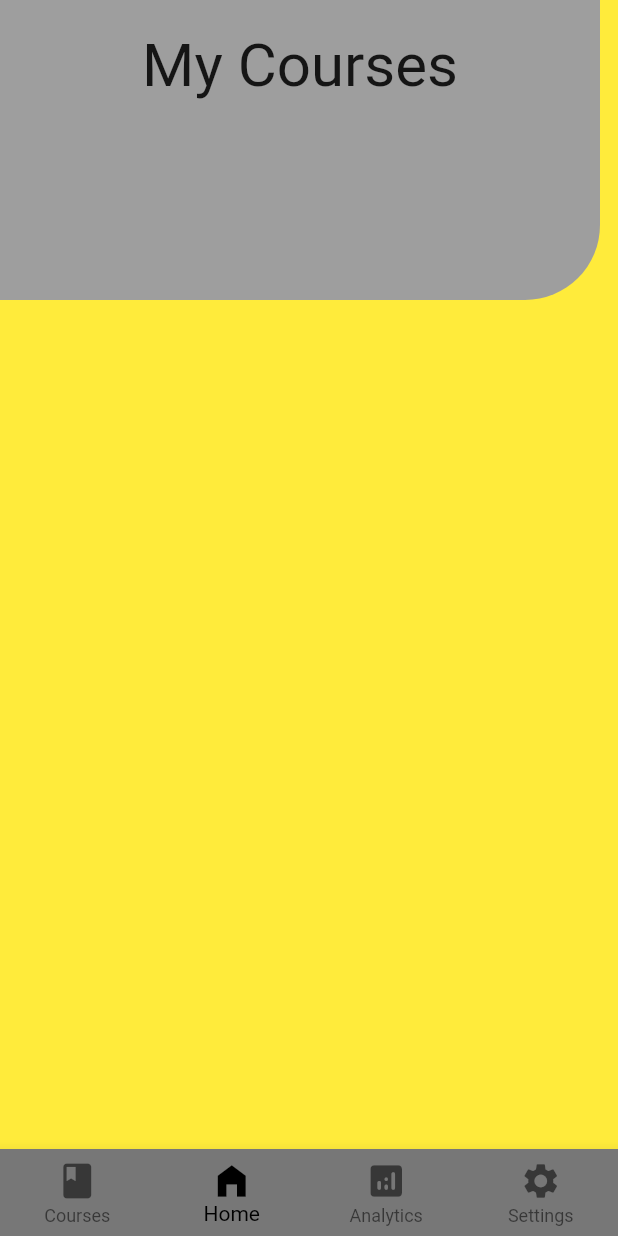
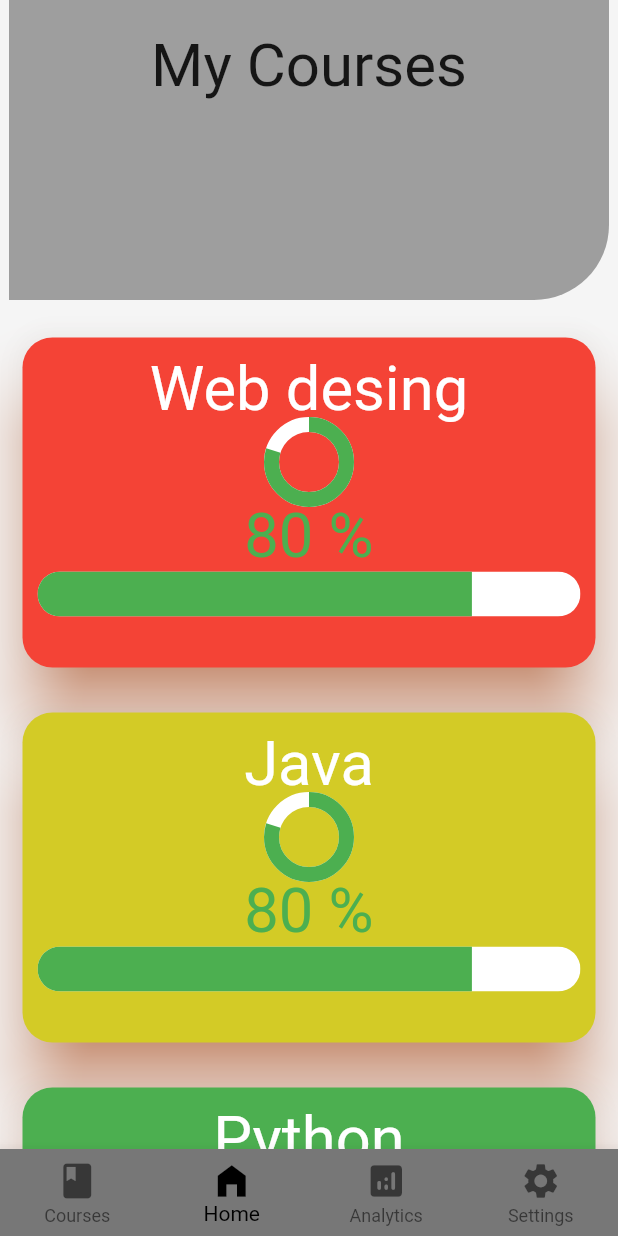
Before and after one commit to hirodori/cursoland, a Flutter app: the screen it shows after launch, swiped to page 2, on a phone screen of 412 x 824 dp. Run offline on Flutter 3.47's test engine with Material 2 defaults, Android fonts, the phone set to English and light mode, and no system bars.

Commit message:
icons in explorer_screen and progress_card

```diff
--- a/lib/modules/course.dart
+++ b/lib/modules/course.dart
@@ -1,16 +1,16 @@
 import 'package:flutter/material.dart';
 
 class Course with ChangeNotifier {
-  final String id;
-  final String name;
-  final int numberLecture;
-  final Duration timeLectures;
-  bool isFavorite;
-  bool isActive;
-  final TypeCourse typeCourse;
-  final Color cardColor;
-  final String descrpition;
-  final String teacher;
+  final String id; //ID do curso, sendo que cada um apresenta um próprio e único
+  final String name; //Nome do curso
+  final int numberLecture; //Número de aulas do curso
+  final Duration timeLectures; //Tempo do curso em horas
+  bool isFavorite; //Booleano se o curso está Favoritado
+  bool isActive; //Booleano se o curso está Ativo
+  final TypeCourse typeCourse; //Tipo do curso
+  final Color cardColor; //Cor do card do curso
+  final String descrpition; //Descrição do curso
+  final String teacher; //Professor(a) do Curso
 
   Course(
       {this.isActive = false,
--- a/lib/screens/current_courses_screen.dart
+++ b/lib/screens/current_courses_screen.dart
@@ -1,5 +1,9 @@
+import 'package:courseland/modules/provider/course_maneger.dart';
+import 'package:courseland/widgets/courses_progress_card.dart';
 import 'package:courseland/screens/courses_explorer_screen.dart';
+import 'package:courseland/widgets/courses_card.dart';
 import 'package:flutter/material.dart';
+import 'package:provider/provider.dart';
 
 /// Tela onde os cursos em andamentos sãomostrados com uma barra de progresso
 /// e tb possui filtros para a pesquisa de seus cursos
@@ -8,8 +12,11 @@ class CurrentCoursesScreen extends StatelessWidget {
 
   @override
   Widget build(BuildContext context) {
+    var courses = Provider.of<CoursesManeger>(context);
+    var coursesList = courses.courses;
+
     return Scaffold(
-      backgroundColor: Colors.yellow,
+      backgroundColor: Colors.grey.shade100,
       body: Column(children: [
         ClipRRect(
           borderRadius: BorderRadius.only(bottomRight: Radius.circular(50)),
@@ -30,7 +37,22 @@ class CurrentCoursesScreen extends StatelessWidget {
               ],
             )),
           ),
-        )
+        ),
+        Expanded(
+          child: Container(
+            margin: EdgeInsets.only(top: 10),
+            height: 500,
+            child: ListView.builder(
+              itemCount: coursesList.length,
+              itemBuilder: (context, index) => ChangeNotifierProvider.value(
+                value: coursesList[index],
+                child: ProgressCard(
+                  course: coursesList[index],
+                ),
+              ),
+            ),
+          ),
+        ),
       ]),
     );
   }
--- a/lib/widgets/courses_card.dart
+++ b/lib/widgets/courses_card.dart
@@ -33,14 +33,30 @@ class CoursesCard extends StatelessWidget {
         ),
         child: Container(
           margin: EdgeInsets.all(10),
-          height: 300,
+          height: 200,
           width: 10,
           child: Column(
             children: [
               Text(
                 course.name,
                 style: TextStyle(color: Colors.white, fontSize: 41),
-              )
+              ),
+              Row(
+                mainAxisAlignment: MainAxisAlignment.spaceEvenly,
+                children: [
+                  infoCourse(
+                    icon: Icons.book,
+                    courseInfo: course.numberLecture.toString() + ' Lectures',
+                  ),
+                  infoCourse(
+                    courseInfo:
+                        course.timeLectures.inMinutes.toString() + ' min',
+                    icon: Icons.punch_clock,
+                  ),
+                ],
+              ),
+              Text("Teacher: " + course.teacher,
+                  style: TextStyle(color: Colors.white, fontSize: 20)),
             ],
           ),
         ),
--- a/lib/widgets/courses_progress_card.dart
+++ b/lib/widgets/courses_progress_card.dart
@@ -1,12 +1,69 @@
+import 'package:courseland/modules/course.dart';
+import 'package:courseland/modules/provider/activated_courses.dart';
 import 'package:flutter/material.dart';
 
 class ProgressCard extends StatelessWidget {
-  const ProgressCard({Key? key}) : super(key: key);
+  final Course course;
+
+  const ProgressCard({
+    Key? key,
+    required this.course,
+  }) : super(key: key);
 
   @override
   Widget build(BuildContext context) {
     return Card(
-      color: Colors.pink,
+      elevation: 20,
+      shadowColor: Color.fromARGB(255, 255, 85, 0),
+      margin: EdgeInsets.all(15),
+      color: course.cardColor,
+      shape: RoundedRectangleBorder(
+        borderRadius: BorderRadius.circular(20),
+      ),
+      child: Container(
+        margin: EdgeInsets.all(10),
+        height: 200,
+        width: 10,
+        child: Column(
+          children: [
+            Text(
+              course.name,
+              style: TextStyle(color: Colors.white, fontSize: 41),
+            ),
+            Column(
+              crossAxisAlignment: CrossAxisAlignment.center,
+              children: [
+                SizedBox(
+                  width: 50,
+                  height: 50,
+                  child: CircularProgressIndicator(
+                    backgroundColor: Colors.white,
+                    color: Colors.green,
+                    value: 0.8,
+                    strokeWidth: 10,
+                  ),
+                ),
+                Text(
+                  "80 %",
+                  style: TextStyle(
+                    color: Colors.green,
+                    fontSize: 41,
+                  ),
+                ),
+                ClipRRect(
+                  borderRadius: BorderRadius.circular(30),
+                  child: LinearProgressIndicator(
+                    backgroundColor: Colors.white,
+                    color: Colors.green,
+                    value: 0.8,
+                    minHeight: 30,
+                  ),
+                ),
+              ],
+            ),
+          ],
+        ),
+      ),
     );
   }
 }
```
Also changed, not shown: pubspec.lock, 1 other file.
